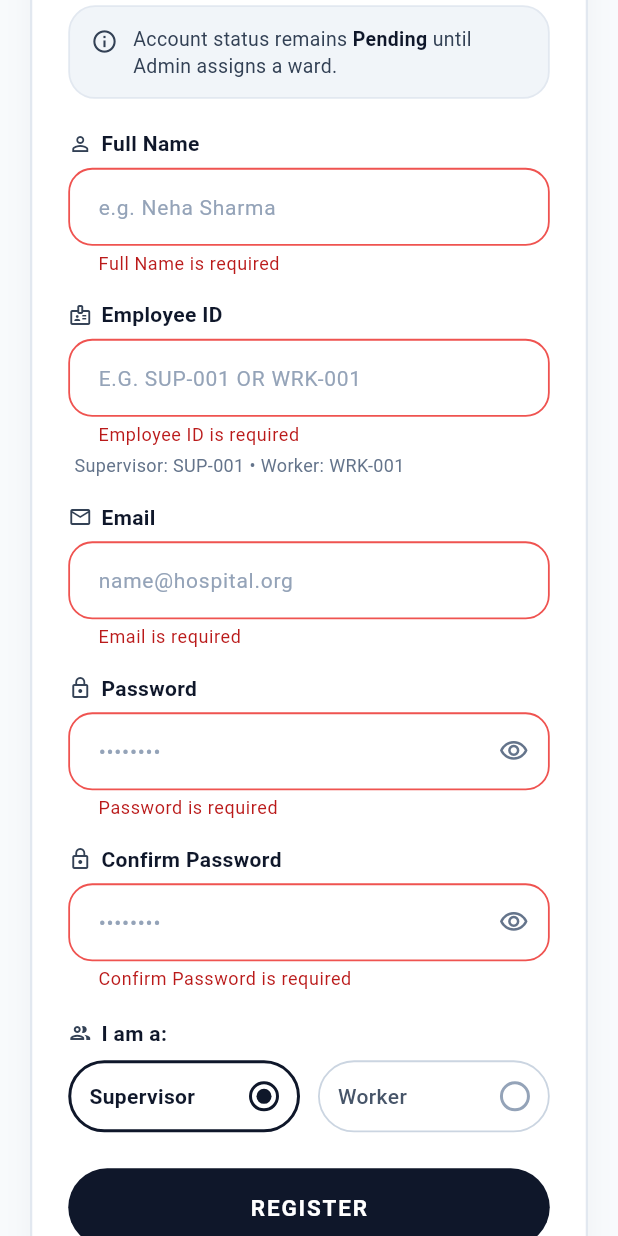
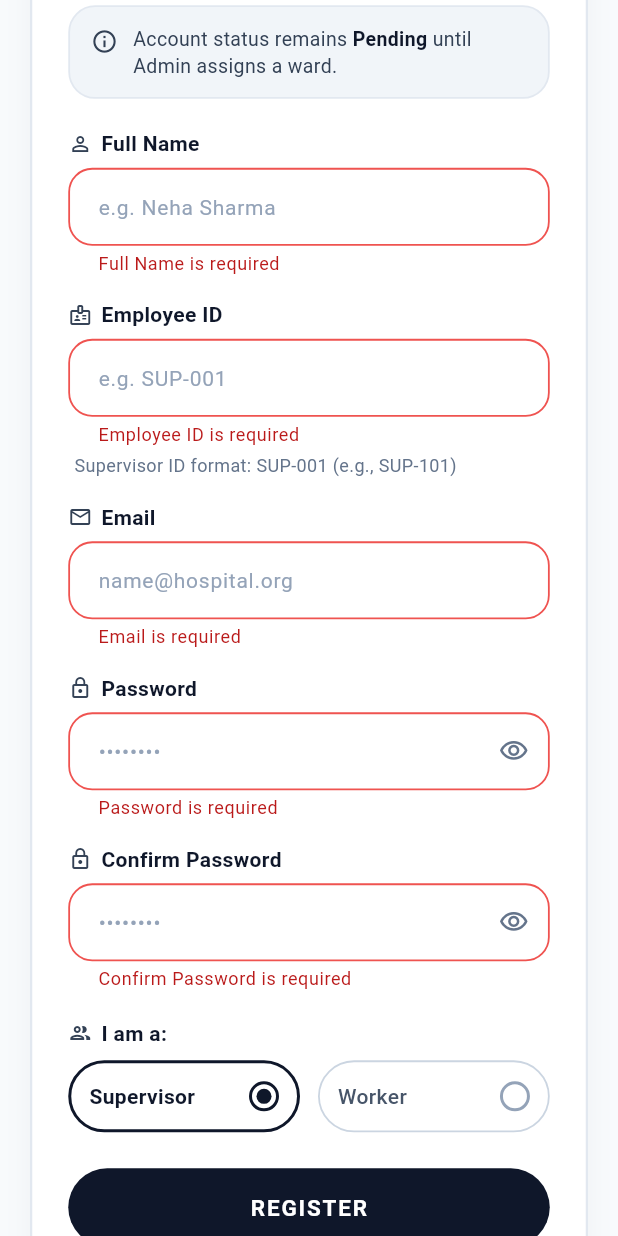
Before and after one commit to kalviumcommunity/Harshit_CleanTrack_Kalvium-Community, a Flutter app: the RegisterScreen screen opened by its route, scrolled down 272 dp, after a tap on "REGISTER", on a phone screen of 412 x 824 dp. Run offline on Flutter 3.47's test engine with Material 3 defaults, Android fonts, the phone set to English and light mode, and no system bars; our stand-ins replace cloud_firestore, firebase_auth, firebase_core; accounts and stored records are empty.

Commit message:
feat(register): add employee ID uniqueness check and string-only name validation

```diff
--- a/lib/screens/register_screen.dart
+++ b/lib/screens/register_screen.dart
@@ -1,4 +1,5 @@
 import 'package:flutter/material.dart';
+import 'package:flutter/services.dart';
 import '../models/user_model.dart';
 import '../services/auth_service.dart';
 import '../widgets/app_logo.dart';
@@ -68,7 +69,9 @@ class _RegisterScreenState extends State<RegisterScreen> {
     if (result.isSuccess && result.user != null) {
       Navigator.pushReplacement(
         context,
-        MaterialPageRoute(builder: (_) => const PendingVerificationScreen()),
+        MaterialPageRoute(
+          builder: (_) => const PendingVerificationScreen(isNewlyRegistered: true),
+        ),
       );
     } else {
       setState(() {
@@ -213,6 +216,9 @@ class _RegisterScreenState extends State<RegisterScreen> {
               key: const Key('fullNameField'),
               controller: _nameController,
               textCapitalization: TextCapitalization.words,
+              inputFormatters: [
+                FilteringTextInputFormatter.allow(RegExp(r'[a-zA-Z\s]')),
+              ],
               decoration: _inputDecoration(hintText: 'e.g. Neha Sharma'),
               validator: AuthService.validateFullName,
             ),
@@ -226,16 +232,20 @@ class _RegisterScreenState extends State<RegisterScreen> {
               controller: _employeeIdController,
               textCapitalization: TextCapitalization.characters,
               decoration: _inputDecoration(
-                hintText: 'E.G. SUP-001 OR WRK-001',
+                hintText: _selectedRole == UserRole.supervisor
+                    ? 'e.g. SUP-001'
+                    : 'e.g. WRK-001',
               ),
               validator: (value) => AuthService.validateEmployeeId(value, _selectedRole),
             ),
             const SizedBox(height: 4),
-            const Padding(
-              padding: EdgeInsets.only(left: 4.0),
+            Padding(
+              padding: const EdgeInsets.only(left: 4.0),
               child: Text(
-                'Supervisor: SUP-001 • Worker: WRK-001',
-                style: TextStyle(
+                _selectedRole == UserRole.supervisor
+                    ? 'Supervisor ID format: SUP-001 (e.g., SUP-101)'
+                    : 'Worker ID format: WRK-001 (e.g., WRK-101)',
+                style: const TextStyle(
                   fontSize: 12,
                   color: Color(0xFF64748B),
                   fontWeight: FontWeight.w400,
--- a/lib/services/firestore_service.dart
+++ b/lib/services/firestore_service.dart
@@ -31,7 +31,7 @@ class FirestoreService {
   Future<bool> saveUserProfile(UserModel user) async {
     if (!isFirebaseAvailable) return true;
     try {
-      await _usersCollection.doc(user.id).set(
+      await _usersCollection.doc(user.userId).set(
             user.toJson(),
             SetOptions(merge: true),
           );
@@ -108,7 +108,6 @@ class FirestoreService {
     try {
       final updateData = <String, dynamic>{
         'wardId': wardId,
-        'ward': wardId,
       };
       if (newStatus != null) {
         updateData['status'] = newStatus.displayName;
```
Also changed, not shown: 1 other file.
